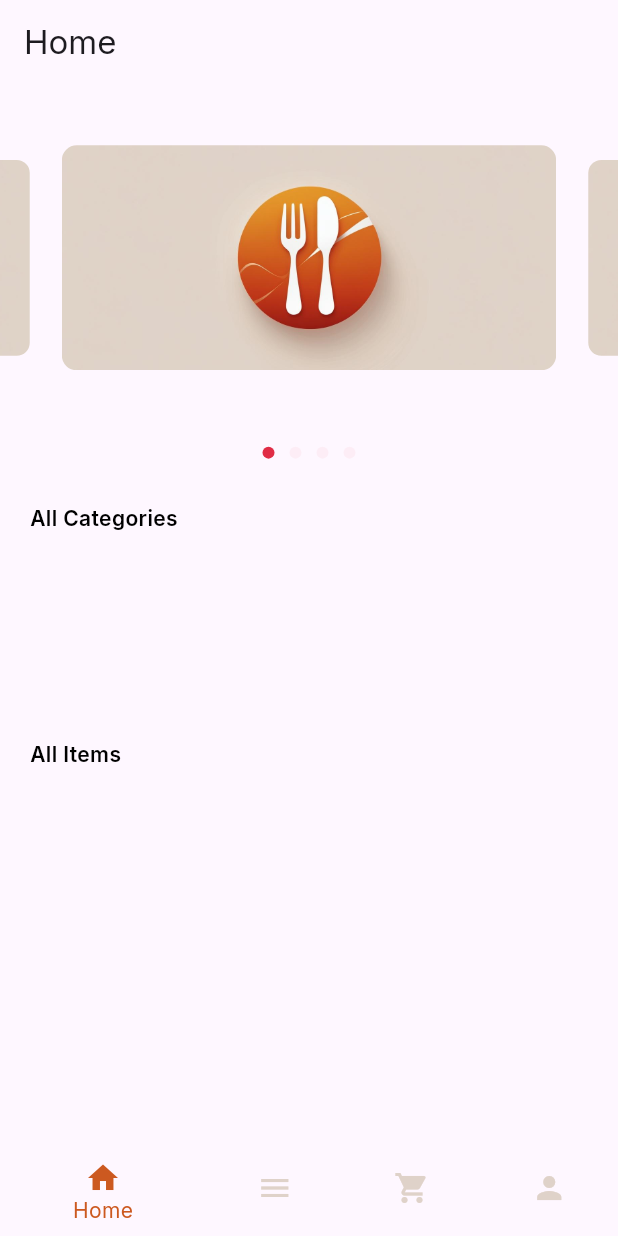
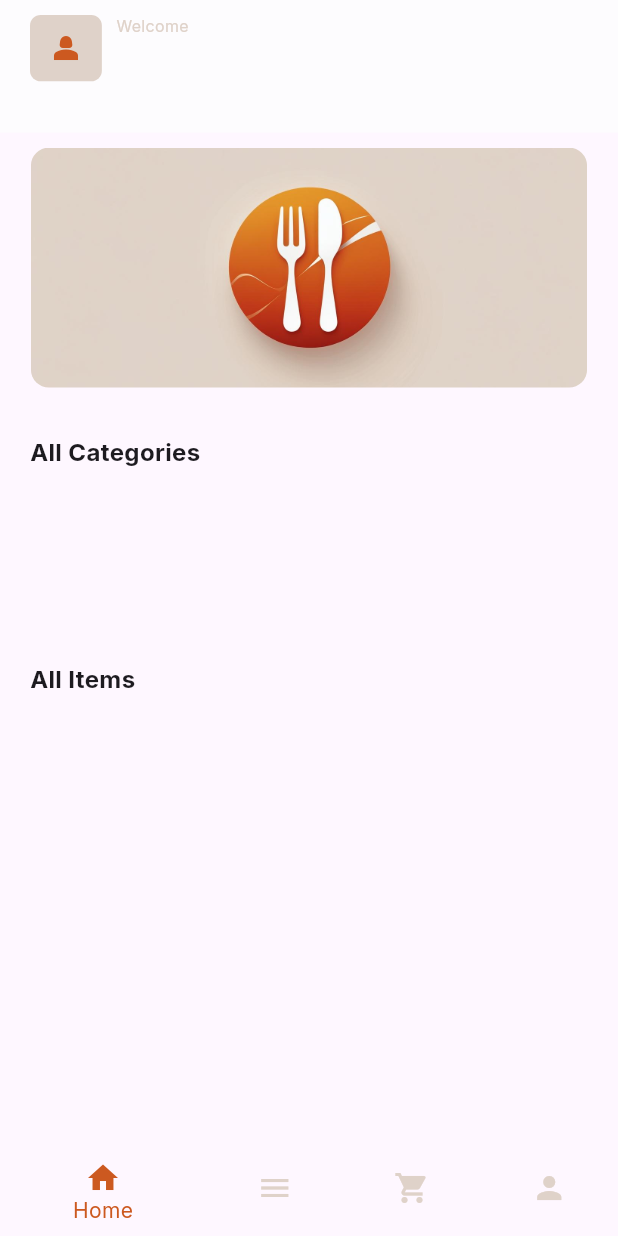
Before and after one commit to YoussefElqursh/Restero, a Flutter app: the HomeLayout screen opened by its route, on a phone screen of 412 x 824 dp. Run offline on Flutter 3.47's test engine with Material 3 defaults, Android fonts, the phone set to English and light mode, and no system bars; drawn by our look-alikes of carousel_slider; our stand-ins replace cloud_firestore, firebase_auth, firebase_core, flutter_bloc, flutter_screenutil, freezed_annotation and 2 more; accounts and stored records are empty.

Commit message:
save state of login user

```diff
--- a/lib/feature/home/ui/screen/home_layout.dart
+++ b/lib/feature/home/ui/screen/home_layout.dart
@@ -1,8 +1,10 @@
 import 'package:flutter/material.dart';
+import 'package:flutter_bloc/flutter_bloc.dart';
 import 'package:restero/feature/cart/ui/screen/cart_screen.dart';
 import 'package:restero/feature/home/ui/screen/home_screen.dart';
 import 'package:restero/feature/menu/ui/screen/menu_screen.dart';
 import 'package:restero/feature/profile/ui/screen/profile_screen.dart';
+import 'package:restero/feature/signing/logic/signing_cubit.dart';
 
 class HomeLayout extends StatefulWidget {
   const HomeLayout({super.key});
@@ -13,7 +15,7 @@ class HomeLayout extends StatefulWidget {
 
 class _HomeLayoutState extends State<HomeLayout> {
   int currentIndex = 0;
-  List<Widget> screens = const[
+  List<Widget> screens =[
     HomeScreen(),
     MenuScreen(),
     CartScreen(),
@@ -22,7 +24,9 @@ class _HomeLayoutState extends State<HomeLayout> {
 
   @override
   Widget build(BuildContext context) {
-    return Scaffold(
+    return BlocProvider(
+      create: (context) => AuthCubit(),
+      child: Scaffold(
         body: IndexedStack(
           index: currentIndex,
           children: screens,
@@ -57,6 +61,7 @@ class _HomeLayoutState extends State<HomeLayout> {
           ],
 
         ),
+      ),
     );
   }
 }
--- a/lib/feature/home/ui/screen/home_screen.dart
+++ b/lib/feature/home/ui/screen/home_screen.dart
@@ -1,6 +1,8 @@
 import 'package:carousel_slider/carousel_slider.dart';
+import 'package:firebase_auth/firebase_auth.dart';
 import 'package:flutter/material.dart';
 import 'package:flutter_bloc/flutter_bloc.dart';
+import 'package:flutter_screenutil/flutter_screenutil.dart';
 import 'package:restero/feature/home/ui/widget/categories_widget.dart';
 import 'package:restero/feature/menu/data/model/category_model.dart';
 import 'package:restero/feature/menu/data/model/item_model.dart';
@@ -10,201 +12,123 @@ import 'package:restero/feature/menu/logic/category_cubit.dart';
 import 'package:restero/feature/menu/logic/category_state.dart';
 import 'package:restero/feature/menu/ui/widget/menu_widget.dart';
 
-class HomeScreen extends StatefulWidget {
+class HomeScreen extends StatelessWidget {
   const HomeScreen({super.key});
 
   @override
-  State<HomeScreen> createState() => _HomeScreenState();
-}
+  Widget build(BuildContext context) {
+    final user = FirebaseAuth.instance.currentUser;
 
-class _HomeScreenState extends State<HomeScreen> {
-  final ValueNotifier<int> _currentPageNotifier = ValueNotifier<int>(0);
-  List<Item?> allItems = [];
-  List<Categories?> categories = [];
-
-  final List<String> adsImageList = [
-    "assets/images/restero_app_icon.jpg",
-    "assets/images/restero_app_icon.jpg",
-    "assets/images/restero_app_icon.jpg",
-    "assets/images/restero_app_icon.jpg",
-  ];
-
-  @override
-  Widget build(BuildContext context) {
-    CategoryRepository categoryRepository = CategoryRepository();
-    // Wait for restaurant data before providing the Bloc
-    ItemRepository itemRepository = ItemRepository();
     return BlocProvider(
       create: (_) {
-        final cubit = CategoryCubit(categoryRepository);
+        final cubit = CategoryCubit(CategoryRepository());
         cubit.listenToCategories();
         return cubit;
       },
       child: BlocBuilder<CategoryCubit, CategoryState>(
         builder: (context, cState) {
           return cState.when(
-            initial: () => const Center(
-              child: Scaffold(
-                body: Center(
-                  child: CircularProgressIndicator(color: Color(0xFFCC5920)),
+            initial: _loadingScreen,
+            loading: _loadingScreen,
+            error: (error) => const Scaffold(
+              body: Center(child: Text('Something went wrong')),
             ),
-              ),
-            ),
-            loading: () => const Center(
-              child: Scaffold(
-                body: Center(
-                  child: CircularProgressIndicator(color: Color(0xFFCC5920)),
-                ),
-              ),
-            ),
-            error: (error) => const Center(child: Text('err')),
-            addedSuccessfully: () => const Center(
-              child: Scaffold(
-                body: Center(
-                  child: CircularProgressIndicator(color: Color(0xFFCC5920)),
-                ),
-              ),
-            ),
+            addedSuccessfully: _loadingScreen,
             success: (categories) {
-              Future<List<Item>> items = itemRepository.getItems([
+              return FutureBuilder<List<Item>>(
+                future: ItemRepository().getItems([
                   'wJigGLmuctMZN75IhDR3',
                   'z6YwljjfB2umYnP528uk',
                   'M457qxrO3vYj52QCGdHY',
-              ]);
+                ]),
+                builder: (context, snapshot) {
+                  if (!snapshot.hasData) return _loadingScreen();
 
-              items.then((itemList) {
-                setState(() {
-                  allItems = itemList;
-                  this.categories = categories;
-                });
-              });
+                  final items = snapshot.data!;
+
                   return Scaffold(
-                appBar: AppBar(title: const Text('Home')),
-                body: Column(
+                    appBar: AppBar(
+                      toolbarHeight: 100.0.h,
+                      leadingWidth: 200.0.w,
+                      leading: Padding(
+                        padding: const EdgeInsets.only(
+                          left: 20,
+                          top: 10,
+                          bottom: 10,
+                        ),
+                        child: Row(
                           mainAxisAlignment: MainAxisAlignment.start,
                           crossAxisAlignment: CrossAxisAlignment.start,
+                          spacing: 10.0.w,
                           children: [
-                    // ads Part
-                    CarouselSlider(
-                      items: adsImageList
-                          .map(
-                            (e) => Center(
-                              child: Container(
-                                width: MediaQuery.sizeOf(context).width,
-                                height: 150.0,
+                            Container(
+                              height: 50.0.h,
+                              width: 50.0.w,
                               decoration: BoxDecoration(
-                                  borderRadius: BorderRadius.circular(10.0),
-                                  image: DecorationImage(
-                                    image: AssetImage(e),
-                                    fit: BoxFit.cover,
+                                borderRadius: BorderRadius.circular(8.0.r),
+                                shape: BoxShape.rectangle,
+                                color: Color(0xFFDFD2C9),
+                              ),
+                              child: const Icon(
+                                Icons.person_2,
+                                color: Color(0xFFCC5920),
                               ),
                             ),
+                            Column(
+                              mainAxisAlignment: MainAxisAlignment.start,
+                              crossAxisAlignment: CrossAxisAlignment.start,
+                              spacing: 10.0.h,
+                              children: [
+                                Text(
+                                  'Welcome',
+                                  style: TextStyle(
+                                    fontSize: 12.0.sp,
+                                    color: Color(0xFFDFD2C9),
                                   ),
                                 ),
-                          )
-                          .toList(),
-                      options: CarouselOptions(
-                        initialPage: 0,
-                        autoPlay: true,
-                        autoPlayInterval: const Duration(seconds: 5),
-                        enlargeCenterPage: true,
-                        enlargeFactor: 0.3,
-                        onPageChanged: (value, _) {
-                          _currentPageNotifier.value = value;
-                        },
-                      ),
-                    ),
-                    const SizedBox(height: 5.0),
-                    ValueListenableBuilder<int>(
-                      valueListenable: _currentPageNotifier,
-                      builder: (context, currentPage, _) {
-                        return Container(
-                          width: MediaQuery.sizeOf(context).width,
-                          alignment: Alignment.center,
-                          child: Row(
-                            mainAxisAlignment: MainAxisAlignment.center,
-                            children: List.generate(adsImageList.length, (i) {
-                              return Container(
-                                margin: const EdgeInsets.all(5),
-                                height: 8,
-                                width: 8,
-                                decoration: BoxDecoration(
-                                  color: i == currentPage
-                                      ? const Color(0xFFE02C45)
-                                      : Theme.of(context).brightness ==
-                                            Brightness.light
-                                      ? const Color(0x0CE02C45)
-                                      : const Color(0x5FE02C45),
-                                  shape: BoxShape.circle,
-                                ),
-                              );
-                            }),
-                          ),
-                        );
-                      },
-                    ),
-                    const SizedBox(height: 25.0),
-                    // All Categories
-                    Padding(
-                      padding: const EdgeInsets.symmetric(horizontal: 20.0),
+                                SizedBox(
+                                  width: 80.0.w,
                                   child: Text(
-                        'All Categories',
+                                    user?.email?.split('@').first.toUpperCase() ?? '',
                                     style: TextStyle(
-                          color: Colors.black,
-                          fontSize: 14,
-                          fontFamily: 'Inter',
-                          fontWeight: FontWeight.w600,
+                                      fontSize: 16.0.sp,
+                                      color: Color(0xFFCC5920),
+                                      fontWeight: FontWeight.bold,
                                     ),
                                     overflow: TextOverflow.ellipsis,
-                        maxLines: 1,
-                      ),
-                    ),
-                    const SizedBox(height: 12.0),
-                    SizedBox(
-                      width: MediaQuery.sizeOf(context).width,
-                      height: 100.0,
-                      child: ListView.separated(
-                        itemBuilder: (context, index) =>
-                            buildCategoriesWidget(categories[index]!),
-                        separatorBuilder: (context, index) =>
-                            const SizedBox(width: 10.0),
-                        itemCount: categories.length,
-                        scrollDirection: Axis.horizontal,
-                        physics: const BouncingScrollPhysics(),
-                        shrinkWrap: true,
-                        padding: const EdgeInsets.symmetric(horizontal: 20.0),
-                      ),
-                    ),
-                    const SizedBox(height: 25.0),
-                    // All Items
-                    Padding(
-                      padding: const EdgeInsets.symmetric(horizontal: 20.0),
-                      child: Text(
-                        'All Items',
-                        style: TextStyle(
-                          color: Colors.black,
-                          fontSize: 14,
-                          fontFamily: 'Inter',
-                          fontWeight: FontWeight.w600,
-                        ),
-                        overflow: TextOverflow.ellipsis,
-                        maxLines: 1,
-                      ),
-                    ),
-                    const SizedBox(height: 12.0),
-                    Expanded(
-                      child: ListView.separated(
-                        itemBuilder: (context, index) =>
-                            BuildMenuWidget(item: allItems[index]!),
-                        separatorBuilder: (context, index) =>
-                            const Divider(height: 1, color: Colors.grey),
-                        itemCount: allItems.length,
-                        shrinkWrap: true,
-                        physics: const BouncingScrollPhysics(),
                                   ),
                                 ),
                               ],
                             ),
+                          ],
+                        ),
+                      ),
+                      backgroundColor: Colors.white,
+                      elevation: 0.3,
+                    ),
+                    body: Padding(
+                      padding: const EdgeInsets.only(top: 10.0),
+                      child: CustomScrollView(
+                        slivers: [
+                          SliverToBoxAdapter(child: _buildCarousel(context)),
+                          const SliverToBoxAdapter(child: SizedBox(height: 20)),
+                          _buildSectionTitle('All Categories'),
+                          SliverToBoxAdapter(
+                            child: _buildCategoriesList(categories),
+                          ),
+                          const SliverToBoxAdapter(child: SizedBox(height: 20)),
+                          _buildSectionTitle('All Items'),
+                          SliverList.separated(
+                            itemBuilder: (_, i) =>
+                                BuildMenuWidget(item: items[i]),
+                            separatorBuilder: (_, __) => const Divider(),
+                            itemCount: items.length,
+                          ),
+                        ],
+                      ),
+                    ),
+                  );
+                },
               );
             },
           );
@@ -212,4 +136,73 @@ class _HomeScreenState extends State<HomeScreen> {
       ),
     );
   }
+
+  Widget _loadingScreen() => const Scaffold(
+    body: Center(child: CircularProgressIndicator(color: Color(0xFFCC5920))),
+  );
+
+  Widget _buildSectionTitle(String title) {
+    return SliverToBoxAdapter(
+      child: Padding(
+        padding: const EdgeInsets.symmetric(horizontal: 20.0, vertical: 4),
+        child: Text(
+          title,
+          style: const TextStyle(
+            fontSize: 16,
+            fontWeight: FontWeight.bold,
+            fontFamily: 'Inter',
+          ),
+        ),
+      ),
+    );
   }
+
+  Widget _buildCategoriesList(List<Categories?> categories) {
+    return SizedBox(
+      height: 100,
+      child: ListView.separated(
+        padding: const EdgeInsets.symmetric(horizontal: 20),
+        scrollDirection: Axis.horizontal,
+        itemCount: categories.length,
+        itemBuilder: (context, index) =>
+            buildCategoriesWidget(categories[index]!),
+        separatorBuilder: (context, index) => const SizedBox(width: 10),
+      ),
+    );
+  }
+
+  Widget _buildCarousel(BuildContext context) {
+    final adsImageList = [
+      "assets/images/restero_app_icon.jpg",
+      "assets/images/restero_app_icon.jpg",
+      "assets/images/restero_app_icon.jpg",
+    ];
+
+    return Column(
+      children: [
+        CarouselSlider(
+          items: adsImageList.map((e) {
+            return ClipRRect(
+              borderRadius: BorderRadius.circular(12),
+              child: Image.asset(
+                e,
+                width: double.infinity,
+                height: 160,
+                fit: BoxFit.cover,
+              ),
+            );
+          }).toList(),
+          options: CarouselOptions(
+            autoPlay: true,
+            height: 160,
+            enlargeCenterPage: true,
+            viewportFraction: 0.9,
+            autoPlayInterval: const Duration(seconds: 4),
+          ),
+        ),
+        const SizedBox(height: 8),
+        // Optional: Add dots indicator here if needed
+      ],
+    );
+  }
+}
--- a/lib/feature/signing/data/model/user_model.dart
+++ b/lib/feature/signing/data/model/user_model.dart
@@ -1,11 +1,20 @@
+// lib/models/user_model.dart
 class UserModel {
+  final String uid;
   final String name;
   final String email;
-  final String password;
 
   UserModel({
+    required this.uid,
     required this.name,
     required this.email,
-    required this.password,
   });
+
+  factory UserModel.fromMap(Map<String, dynamic> data, String uid) {
+    return UserModel(
+      uid: uid,
+      name: data['name'] ?? '',
+      email: data['email'] ?? '',
+    );
+  }
 }
--- a/lib/feature/splash/ui/screen/splash_screen.dart
+++ b/lib/feature/splash/ui/screen/splash_screen.dart
@@ -1,3 +1,4 @@
+import 'package:firebase_auth/firebase_auth.dart';
 import 'package:flutter/material.dart';
 import 'package:flutter_screenutil/flutter_screenutil.dart';
 import 'package:go_router/go_router.dart';
@@ -15,8 +16,18 @@ class _SplashScreenState extends State<SplashScreen> {
     super.initState();
     Future.delayed(
       const Duration(seconds: 2),
-      // ignore: use_build_context_synchronously
-      () => context.goNamed('signing'),
+      (){
+        if (!mounted) return; // ✔️ Prevent crashes
+
+          FirebaseAuth.instance.authStateChanges().listen((user) {
+            if (user != null) {
+              // ignore: use_build_context_synchronously
+              context.goNamed('home');
+            }
+          });
+        // ignore: use_build_context_synchronously
+        context.goNamed('signing');
+      },
     );
   }
 
--- a/lib/restero.dart
+++ b/lib/restero.dart
@@ -7,6 +7,7 @@ import 'package:restero/feature/cart/logic/cart_cubit.dart';
 import 'package:restero/feature/home/ui/screen/home_layout.dart';
 import 'package:restero/feature/signing/ui/screen/signing_screen.dart';
 
+import 'feature/signing/logic/signing_cubit.dart';
 import 'feature/splash/ui/screen/splash_screen.dart';
 
 class Restero extends StatelessWidget {
@@ -16,6 +17,8 @@ class Restero extends StatelessWidget {
   Widget build(BuildContext context) {
     return BlocProvider(
       create: (context) => CartCubit(),
+      child: BlocProvider(
+        create: (context) => AuthCubit(),
         child: ScreenUtilInit(
           designSize: const Size(430, 932),
           minTextAdapt: true,
@@ -27,6 +30,7 @@ class Restero extends StatelessWidget {
               theme: ThemeData(fontFamily: GoogleFonts.inter().fontFamily),
             );
           },
+        ),
       ),
     );
   }
```
Lines whose indentation alone changed are shown as unchanged.
